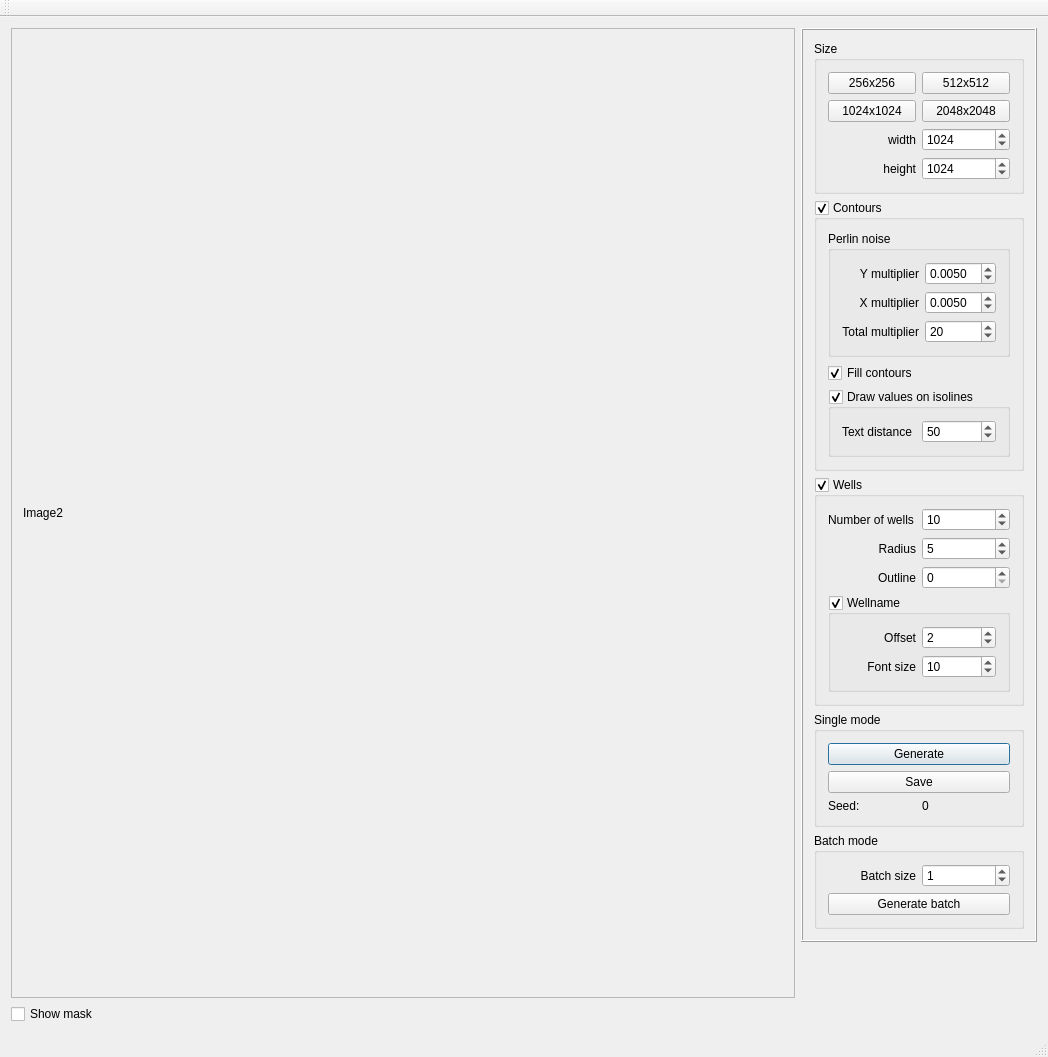
This is ContoursGenerator/ContoursGenerator.ui in nebrosarth/ContoursGenerator as Qt 5 draws it before an edit. The edited form follows.
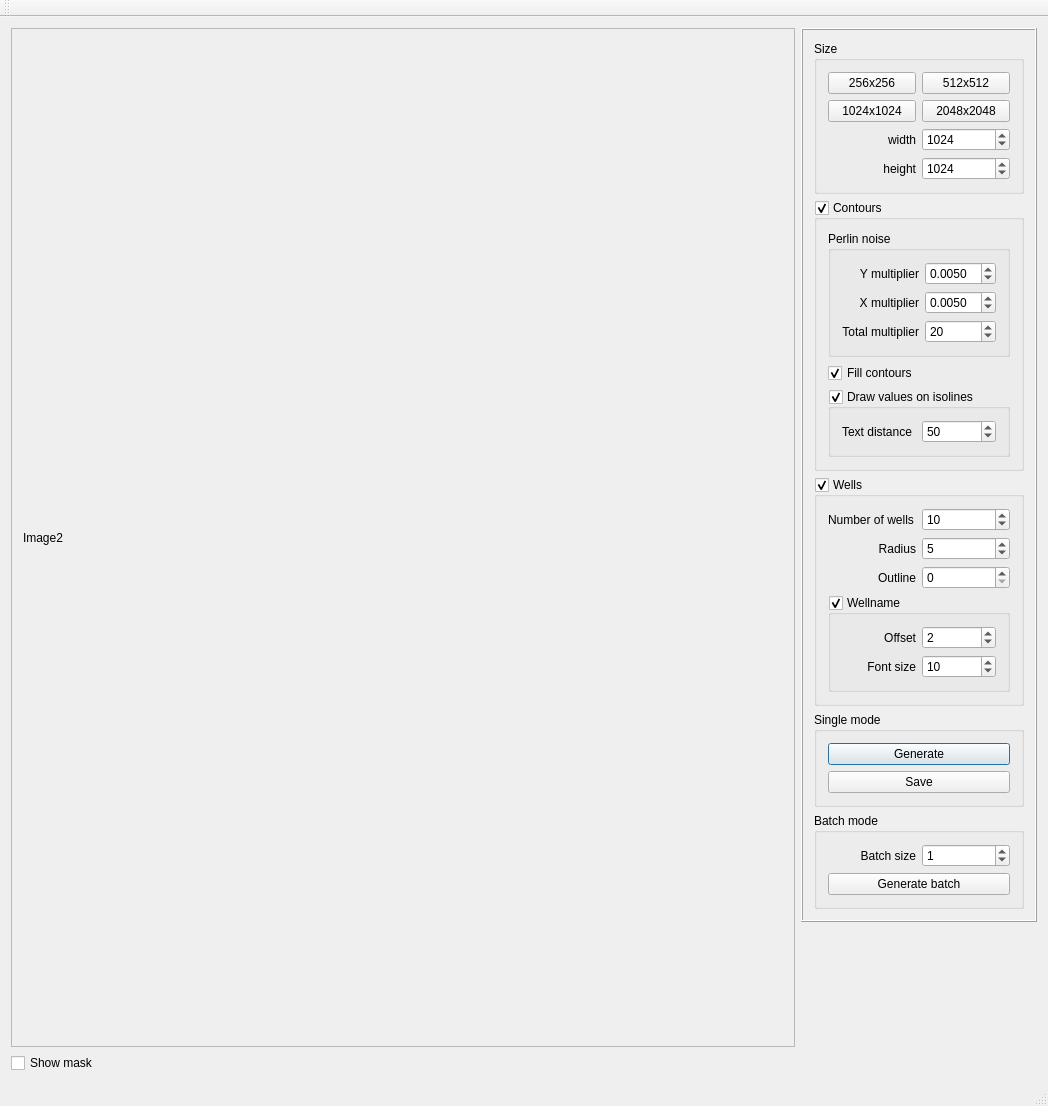
This is the edited form.

Commit message: fix include remove Seed label

The edit to the form file:
```diff
--- a/ContoursGenerator/ContoursGenerator.ui
+++ b/ContoursGenerator/ContoursGenerator.ui
@@ -7,7 +7,7 @@
     <x>0</x>
     <y>0</y>
     <width>1048</width>
-    <height>1057</height>
+    <height>1106</height>
    </rect>
   </property>
   <property name="windowTitle">
@@ -28,7 +28,7 @@
            <x>0</x>
            <y>0</y>
            <width>764</width>
-           <height>933</height>
+           <height>982</height>
           </rect>
          </property>
          <layout class="QGridLayout" name="gridLayout_3">
@@ -294,27 +294,6 @@
               <string>Single mode</string>
              </property>
              <layout class="QGridLayout" name="gridLayout_9">
-              <item row="2" column="0">
-               <widget class="QLabel" name="label_3">
-                <property name="text">
-                 <string>Seed:</string>
-                </property>
-               </widget>
-              </item>
-              <item row="2" column="1">
-               <widget class="QLabel" name="label_Seed">
-                <property name="text">
-                 <string>0</string>
-                </property>
-               </widget>
-              </item>
-              <item row="1" column="0" colspan="2">
-               <widget class="QPushButton" name="pushButton_Save">
-                <property name="text">
-                 <string>Save</string>
-                </property>
-               </widget>
-              </item>
               <item row="0" column="0" colspan="2">
                <widget class="QPushButton" name="pushButton_Generate">
                 <property name="text">
@@ -328,6 +307,13 @@
                 </property>
                </widget>
               </item>
+              <item row="1" column="0" colspan="2">
+               <widget class="QPushButton" name="pushButton_Save">
+                <property name="text">
+                 <string>Save</string>
+                </property>
+               </widget>
+              </item>
              </layout>
             </widget>
            </item>
```
The commit also changes 1 other file.
